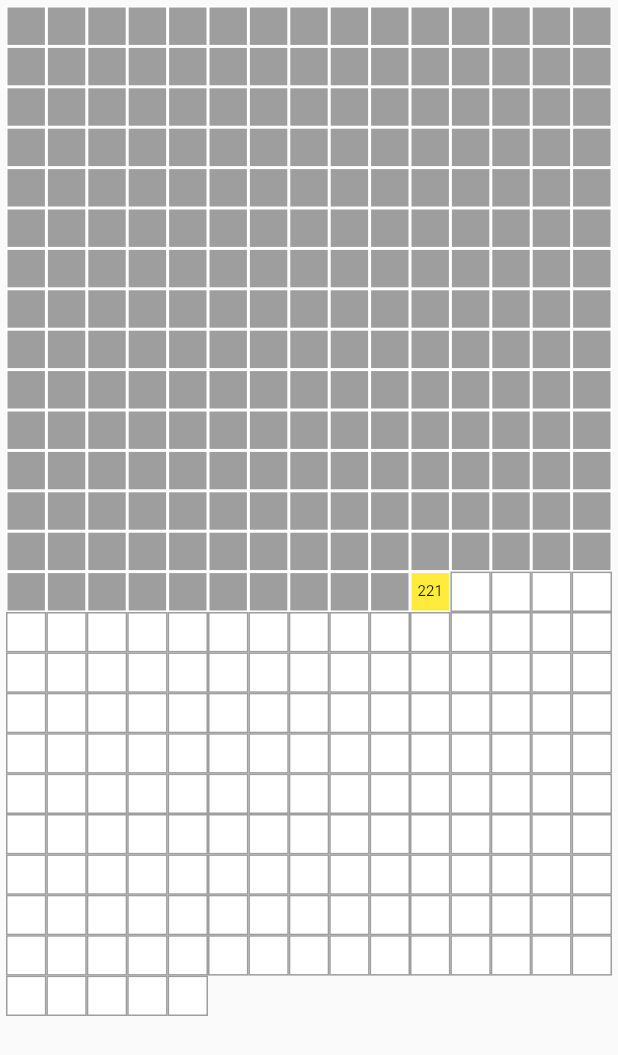
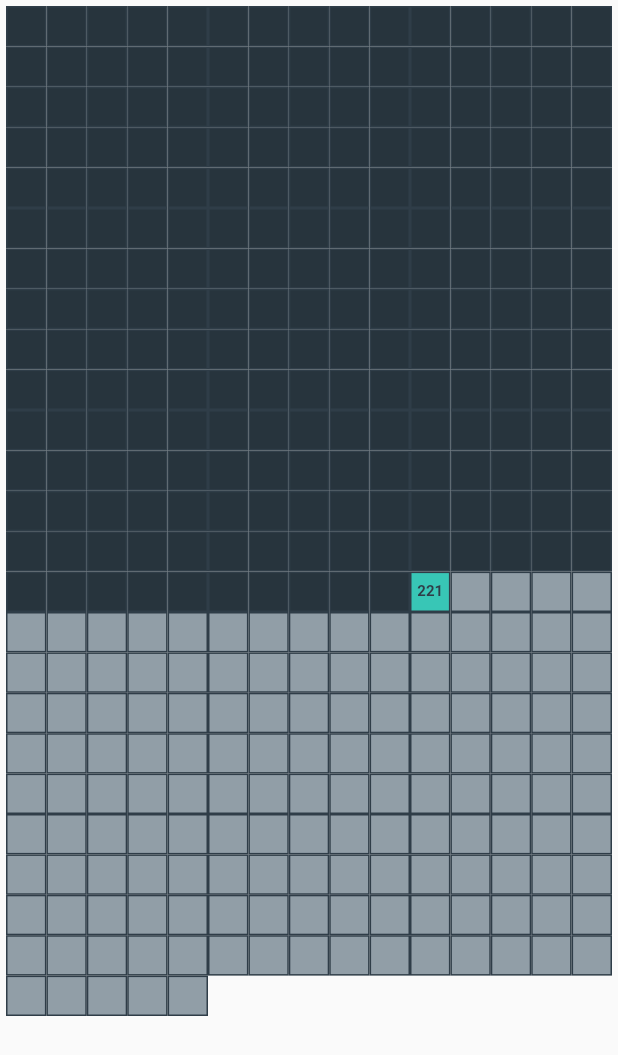
Before and after one commit to kokuraxc/wholeyear, a Flutter app: the screen it shows after launch, on a phone screen of 412 x 824 dp. Shown: the top 1055 px of the screen. Run offline on Flutter 3.47's test engine with Material 2 defaults, Android fonts, the phone set to English and light mode, and no system bars.

Commit message:
adjusted color scheme.

```diff
--- a/lib/main.dart
+++ b/lib/main.dart
@@ -7,7 +7,7 @@ class MyApp extends StatelessWidget {
   @override
   Widget build(BuildContext context) {
     return MaterialApp(
-      title: 'Flutter Demo',
+      title: 'Whole Year In a Page',
       theme: ThemeData(
         // This is the theme of your application.
         //
@@ -18,15 +18,15 @@ class MyApp extends StatelessWidget {
         // or simply save your changes to "hot reload" in a Flutter IDE).
         // Notice that the counter didn't reset back to zero; the application
         // is not restarted.
-        primarySwatch: Colors.grey,
+        primarySwatch: Colors.teal,
       ),
-      home: MyHomePage(title: 'Flutter Demo Home Page'),
+      home: MyHomePage(),
     );
   }
 }
 
 class MyHomePage extends StatefulWidget {
-  MyHomePage({Key key, this.title}) : super(key: key);
+  MyHomePage({Key key}) : super(key: key);
 
   // This widget is the home page of your application. It is stateful, meaning
   // that it has a State object (defined below) that contains fields that affect
@@ -37,8 +37,6 @@ class MyHomePage extends StatefulWidget {
   // used by the build method of the State. Fields in a Widget subclass are
   // always marked "final".
 
-  final String title;
-
   @override
   _MyHomePageState createState() => _MyHomePageState();
 }
@@ -48,14 +46,15 @@ class _MyHomePageState extends State<MyHomePage> {
   DateTime today;
   int todayDays;
 //  List<Color> bgColorForMonth = []
-  Color colorForOdd = Colors.white;
-  Color colorForEven = Colors.white;
-  Color colorForToday = Colors.yellow;
-  Color colorForPast = Colors.grey;
+  Color colorForToday = Color.fromARGB(255, 56, 198, 182);
+  Color colorForPast = Color.fromARGB(255, 39, 52, 61);
+  Color colorForFuture = Color.fromARGB(255, 145, 158, 167);
 
-  Color borderColorForPast = Colors.white;
-  Color borderColorForFuture = Colors.grey;
-  Color borderColorForToday = Colors.white;
+  Color borderColorForPast = Color.fromARGB(255, 47, 61, 72);
+  Color borderColorForFuture = Color.fromARGB(255, 47, 61, 72);
+  Color borderColorForToday = Color.fromARGB(255, 47, 61, 72);
+
+  int _crossAxisCount = 15;
 
   @override
   void initState() {
@@ -104,7 +103,7 @@ class _MyHomePageState extends State<MyHomePage> {
 //      ),
       body: SafeArea(
         child: GridView.count(
-          crossAxisCount: 15,
+          crossAxisCount: _crossAxisCount,
           childAspectRatio: 1.0,
           padding: const EdgeInsets.all(4.0),
           mainAxisSpacing: 0.0,
@@ -120,11 +119,7 @@ class _MyHomePageState extends State<MyHomePage> {
                 borderColor = borderColorForToday;
               } else if (index > todayDays) {
                 borderColor = borderColorForFuture;
-                if (index % 2 == 0) {
-                  bgColor = colorForEven;
-                } else {
-                  bgColor = colorForOdd;
-                }
+                bgColor = colorForFuture;
               }
 
               return GridTile(
@@ -138,7 +133,11 @@ class _MyHomePageState extends State<MyHomePage> {
                           child: Text(
                             '${todayDays + 1}',
                             textAlign: TextAlign.center,
-                            style: TextStyle(fontSize: 10),
+                            style: TextStyle(
+                              fontSize: 10,
+                              color: Color.fromARGB(255, 47, 61, 72),
+                              fontWeight: FontWeight.bold,
+                            ),
                           ),
                         )
                       : null,
```
